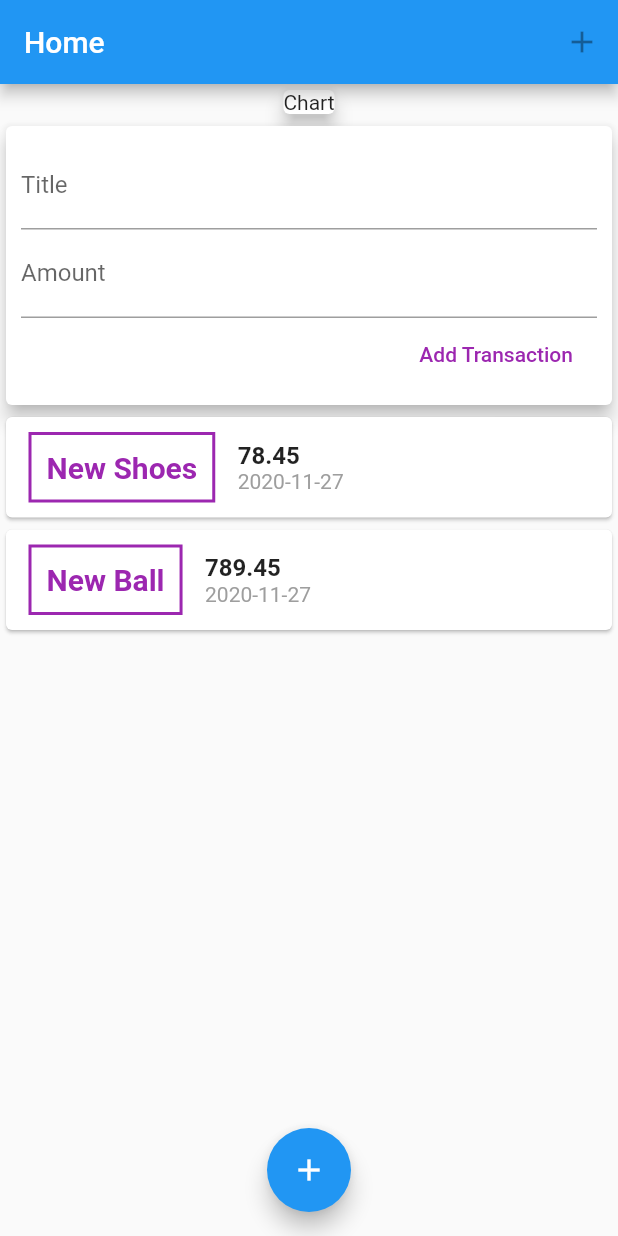
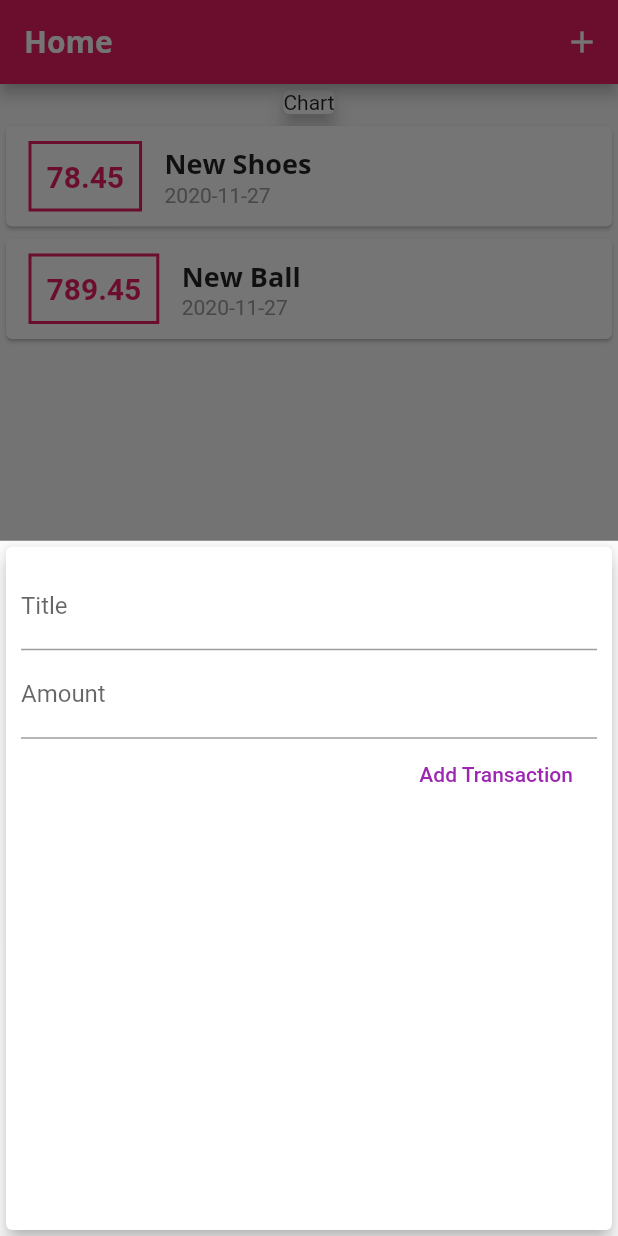
Before and after one commit to YLJ77/transaction_app, a Flutter app: the screen it shows after launch, after a tap on the "add" icon, on a phone screen of 412 x 824 dp. Run offline on Flutter 3.47's test engine with Material 2 defaults, Android fonts, the phone set to English and light mode, and no system bars.

Commit message:
theme config with fonts

```diff
--- a/lib/main.dart
+++ b/lib/main.dart
@@ -1,5 +1,7 @@
 import 'package:flutter/material.dart';
-import 'package:money_dance/widgets/user_transaction.dart';
+import 'package:money_dance/models/transaction.dart';
+import 'package:money_dance/widgets/new_transaction.dart';
+import 'package:money_dance/widgets/transaction_list.dart';
 
 void main() {
   runApp(MyApp());
@@ -8,18 +10,73 @@ void main() {
 class MyApp extends StatelessWidget {
   @override
   Widget build(BuildContext context) {
-    return MaterialApp(title: 'App', home: MyHomePage());
+    return MaterialApp(
+      title: 'App',
+       home: MyHomePage(),
+       theme: ThemeData(
+         primarySwatch: Colors.pink,
+         accentColor: Colors.amber,
+         fontFamily: 'Quicksand',
+         textTheme: ThemeData.light().textTheme.copyWith(
+             title: TextStyle(fontFamily: 'OpenSans', fontSize: 18, fontWeight: FontWeight.bold)
+         ),
+         appBarTheme: AppBarTheme(
+           textTheme: ThemeData.light().textTheme.copyWith(
+             title: TextStyle(fontFamily: 'OpenSans', fontSize: 20, fontWeight: FontWeight.bold)
+           )
+         )
+       ),
+       );
   }
 }
 
-class MyHomePage extends StatelessWidget {
+class MyHomePage extends StatefulWidget {
+  @override
+  _MyHomePageState createState() => _MyHomePageState();
+}
+
+class _MyHomePageState extends State<MyHomePage> {
+  final List<Transaction> _transactions = [
+    Transaction(
+        id: 't1', title: 'New Shoes', amount: 78.45, date: DateTime.now()),
+    Transaction(
+        id: 't2', title: 'New Ball', amount: 789.45, date: DateTime.now())
+  ];
+
+  void _addNewTransaction({String title, double amount}) {
+    final newTx = Transaction(
+        title: title,
+        date: DateTime.now(),
+        id: DateTime.now().toString(),
+        amount: amount);
+    setState(() {
+      _transactions.add(newTx);
+    });
+  }
+
+  void _startAddNewTransaction(BuildContext ctx) {
+    showModalBottomSheet(context: ctx, builder: (_) {
+      return NewTransaction(addTx: _addNewTransaction);
+      // return GestureDetector(
+      //   onTap: () {},
+      //   child: NewTransaction(addTx: _addNewTransaction),
+      //   behavior: HitTestBehavior.opaque,
+      // );
+    });
+  }
+
   @override
   Widget build(BuildContext context) {
     return Scaffold(
       appBar: AppBar(
-        title: Text('Home'),
+        title: Text(
+          'Home',
+          ),
         actions: [
-          IconButton(icon: Icon(Icons.add), onPressed: null, color: Colors.white,)
+          IconButton(
+            icon: Icon(Icons.add),
+             onPressed: () => _startAddNewTransaction(context),
+              )
         ],
       ),
       body: SingleChildScrollView(
@@ -29,14 +86,15 @@ class MyHomePage extends StatelessWidget {
               child: Text('Chart'),
               elevation: 5,
             ),
-            UserTransactions()
+            // UserTransactions()
+            TransactionList(_transactions)
           ],
         ),
       ),
       floatingActionButtonLocation: FloatingActionButtonLocation.centerFloat,
       floatingActionButton: FloatingActionButton(
         child: Icon(Icons.add),
-        onPressed: () {},
+        onPressed: () => _startAddNewTransaction(context)
       ),
     );
   }
--- a/lib/widgets/new_transaction.dart
+++ b/lib/widgets/new_transaction.dart
@@ -1,17 +1,27 @@
 import 'package:flutter/material.dart';
 
-class NewTransaction extends StatelessWidget {
-  final titleController = TextEditingController();
-  final amountController = TextEditingController();
+class NewTransaction extends StatefulWidget {
   final Function addTx;
 
   NewTransaction({@required this.addTx});
+
+  @override
+  _NewTransactionState createState() => _NewTransactionState();
+}
+
+class _NewTransactionState extends State<NewTransaction> {
+  final titleController = TextEditingController();
+
+  final amountController = TextEditingController();
+
   void _submitData() {
     final title = titleController.text;
     final amount = double.parse(amountController.text);
     if (title.isEmpty || amount <= 0) return;
-    this.addTx(title: titleController.text, amount: double.parse(amountController.text));
+    this.widget.addTx(title: titleController.text, amount: double.parse(amountController.text));
+    Navigator.of(context).pop();
   }
+
   @override
   Widget build(BuildContext context) {
     return Card(
--- a/lib/widgets/transaction_list.dart
+++ b/lib/widgets/transaction_list.dart
@@ -16,19 +16,20 @@ class TransactionList extends StatelessWidget {
               Container(
                 margin: EdgeInsets.symmetric(vertical: 10, horizontal: 15),
                 decoration: BoxDecoration(
-                    border: Border.all(color: Colors.purple, width: 2)),
+                    border: Border.all(color: Theme.of(context).primaryColor, width: 2)),
                 padding: EdgeInsets.all(10),
                 child: Text(
-                  transactions[idx].title,
+                  transactions[idx].amount.toStringAsFixed(2),
                   style: TextStyle(
                       fontWeight: FontWeight.bold,
                       fontSize: 20,
-                      color: Colors.purple),
+                      color: Theme.of(context).primaryColor),
                 )),
             Column(crossAxisAlignment: CrossAxisAlignment.start, children: [
               Text(
-                transactions[idx].amount.toStringAsFixed(2),
-                style: TextStyle(fontSize: 16, fontWeight: FontWeight.bold),
+                transactions[idx].title,
+                // style: TextStyle(fontSize: 16, fontWeight: FontWeight.bold),
+                style: Theme.of(context).textTheme.title
               ),
               Text(DateFormat('yyyy-MM-dd').format(transactions[idx].date),
                   style: TextStyle(color: Colors.grey))
```
Also changed, not shown: pubspec.yaml (+11 -6 lines), assets/fonts/OpenSans-Bold.ttf (added), assets/fonts/OpenSans-Regular.ttf (added), assets/fonts/Quicksand-Bold.ttf (added), assets/fonts/Quicksand-Light.ttf (added), assets/fonts/Quicksand-Medium.ttf (added), assets/fonts/Quicksand-Regular.ttf (added).
